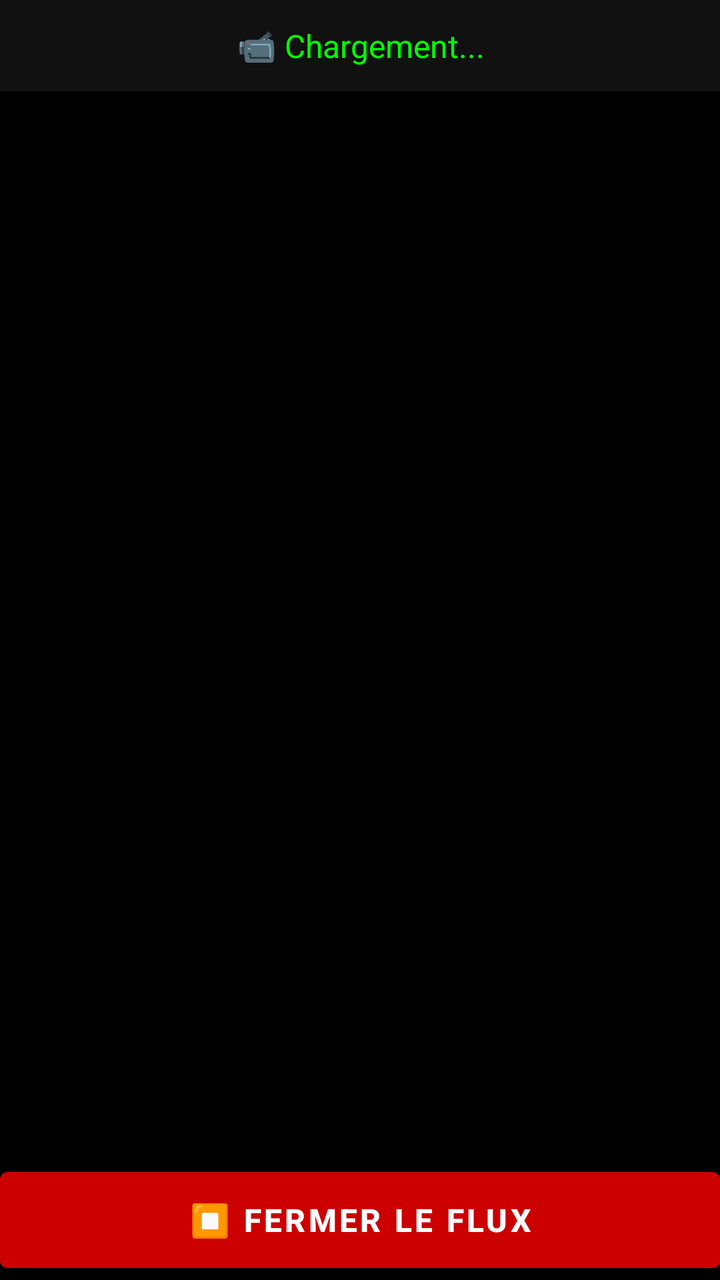
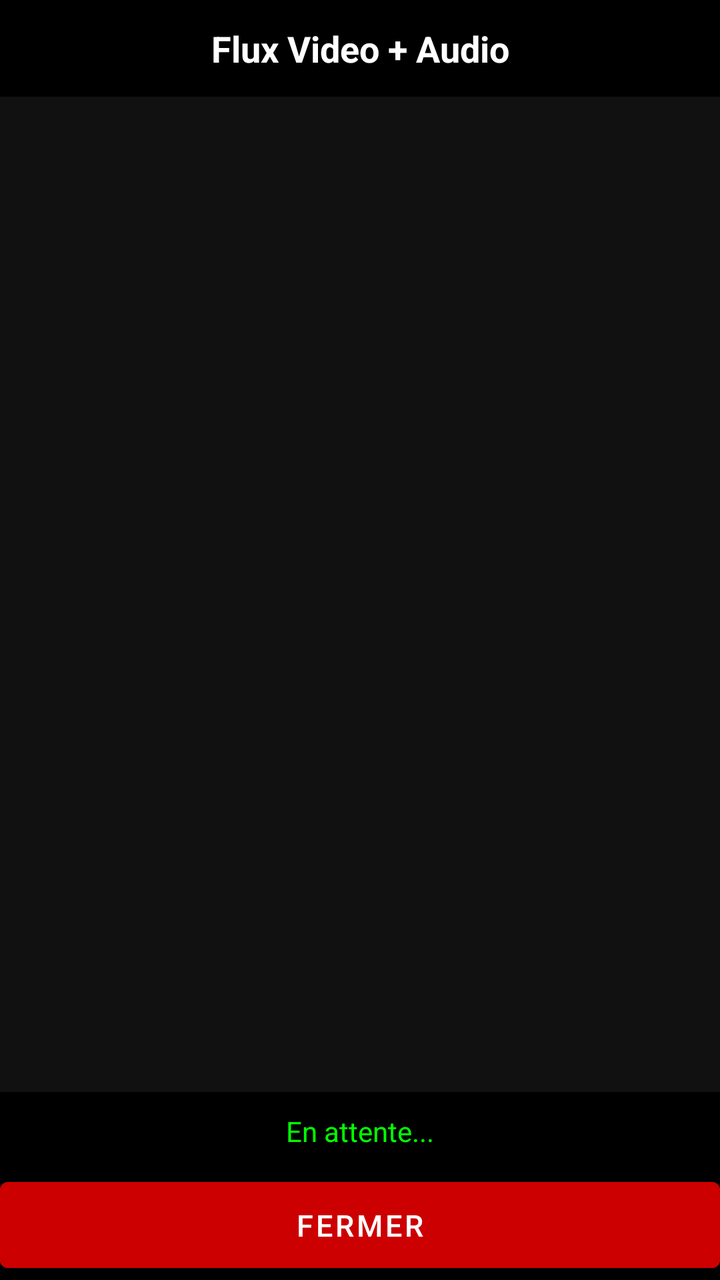

Compare the two renders of this Android layout. The source of the first and the diff that turns it into the second are given below.
<!-- AndroidManifest.xml: application theme Theme.MaterialComponents.DayNight.NoActionBar -->
<!-- res/layout/activity_video_viewer.xml -->
<?xml version="1.0" encoding="utf-8"?>
<LinearLayout xmlns:android="http://schemas.android.com/apk/res/android"
    android:layout_width="match_parent"
    android:layout_height="match_parent"
    android:orientation="vertical"
    android:background="#000000"
    android:gravity="center">

    <TextView
        android:id="@+id/tvVideoStatus"
        android:layout_width="match_parent"
        android:layout_height="wrap_content"
        android:text="📹 Chargement..."
        android:textSize="16sp"
        android:textColor="#00FF00"
        android:padding="12dp"
        android:gravity="center"
        android:background="#111111"/>

    <ImageView
        android:id="@+id/ivVideo"
        android:layout_width="match_parent"
        android:layout_height="0dp"
        android:layout_weight="1"
        android:scaleType="fitCenter"
        android:background="#000000"/>

    <Button
        android:layout_width="match_parent"
        android:layout_height="60dp"
        android:text="⏹️ FERMER LE FLUX"
        android:textSize="16sp"
        android:textStyle="bold"
        android:backgroundTint="#CC0000"
        android:textColor="#FFFFFF"
        android:onClick="fermerVue"/>

</LinearLayout>
<!-- resources referenced by this layout -->
<resources>

</resources>

<!-- the commit's change to res/layout/activity_video_viewer.xml (unified diff, before → after) -->
@@ -3,34 +3,41 @@
     android:layout_width="match_parent"
     android:layout_height="match_parent"
     android:orientation="vertical"
-    android:background="#000000"
-    android:gravity="center">
+    android:background="#000000">
 
     <TextView
-        android:id="@+id/tvVideoStatus"
         android:layout_width="match_parent"
         android:layout_height="wrap_content"
-        android:text="📹 Chargement..."
-        android:textSize="16sp"
-        android:textColor="#00FF00"
+        android:text="Flux Video + Audio"
+        android:textSize="18sp"
+        android:textStyle="bold"
+        android:textColor="#FFFFFF"
         android:padding="12dp"
-        android:gravity="center"
-        android:background="#111111"/>
+        android:gravity="center"/>
 
     <ImageView
         android:id="@+id/ivVideo"
         android:layout_width="match_parent"
         android:layout_height="0dp"
         android:layout_weight="1"
-        android:scaleType="fitCenter"
-        android:background="#000000"/>
+        android:background="#111111"
+        android:scaleType="fitCenter"/>
+
+    <TextView
+        android:id="@+id/tvVideoStatus"
+        android:layout_width="match_parent"
+        android:layout_height="wrap_content"
+        android:text="En attente..."
+        android:textSize="14sp"
+        android:textColor="#00FF00"
+        android:padding="10dp"
+        android:gravity="center"/>
 
     <Button
         android:layout_width="match_parent"
-        android:layout_height="60dp"
-        android:text="⏹️ FERMER LE FLUX"
-        android:textSize="16sp"
-        android:textStyle="bold"
+        android:layout_height="55dp"
+        android:text="FERMER"
+        android:textSize="15sp"
         android:backgroundTint="#CC0000"
         android:textColor="#FFFFFF"
         android:onClick="fermerVue"/>
